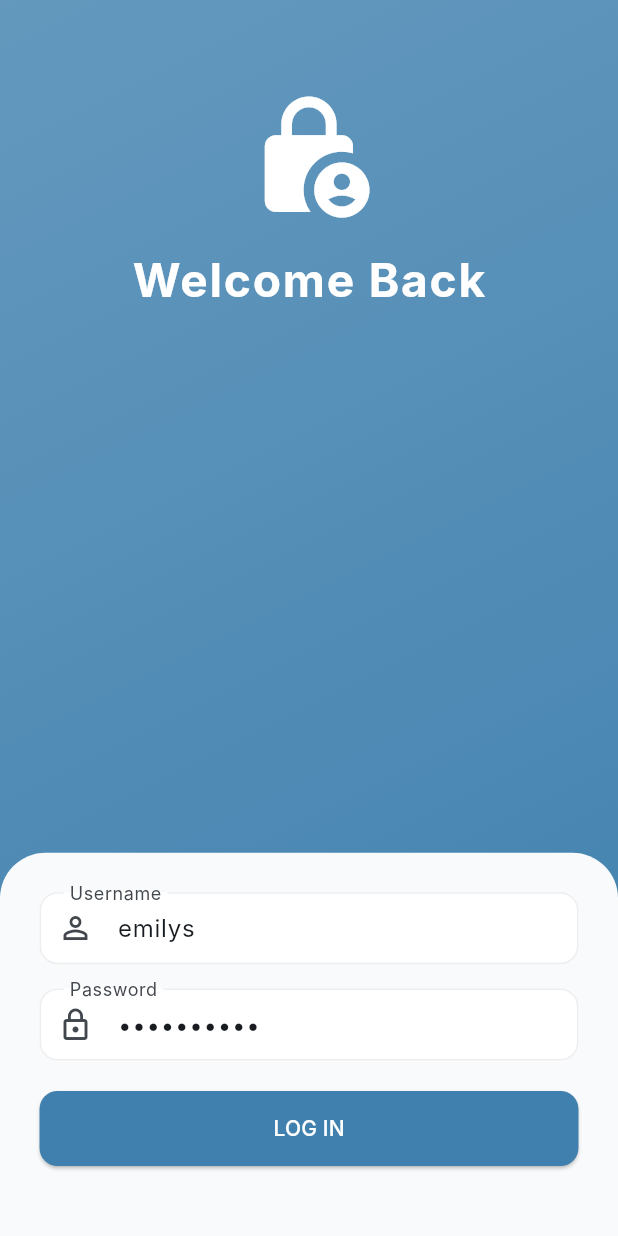
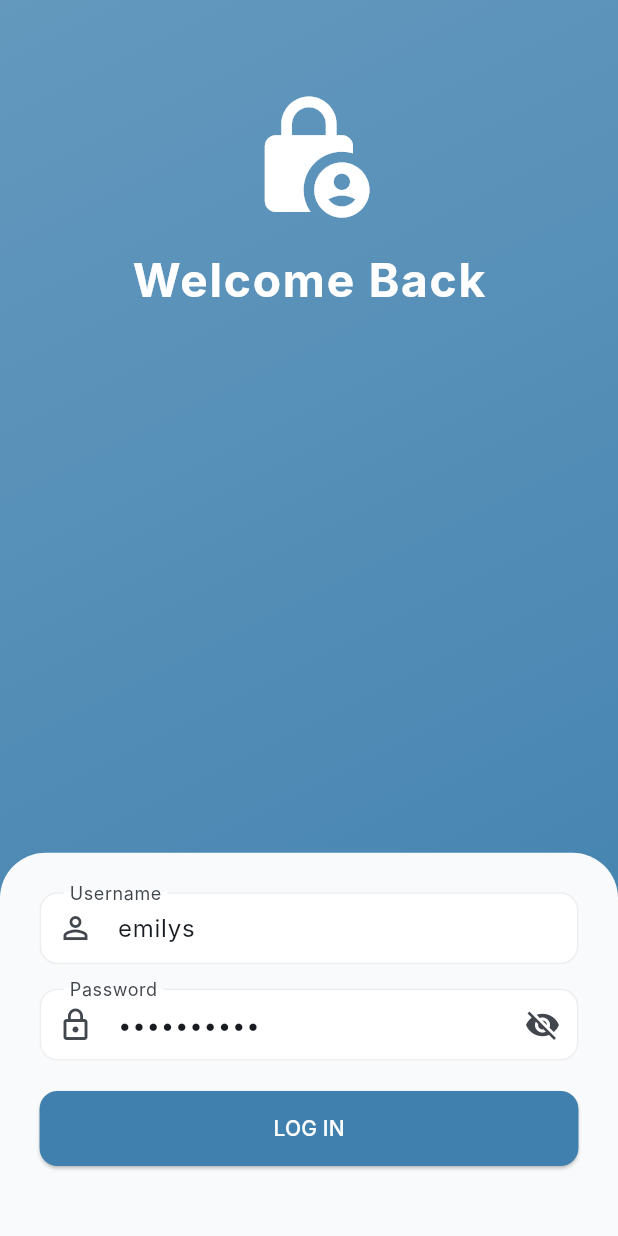
Before and after one commit to humayunkabir11/TaghyeerTechnologiesTask, a Flutter app: the screen it shows after launch, on a phone screen of 412 x 824 dp. Run offline on Flutter 3.47's test engine with Material 3 defaults, Android fonts, the phone set to English and light mode, and no system bars; our stand-ins replace cached_network_image, connectivity_plus, dio, flutter_screenutil, flutter_svg, fluttertoast and 7 more; accounts and stored records are empty; Roboto replaces fonts that are missing (Inter).

Commit message:
internet connection

```diff
--- /dev/null
+++ b/lib/core/network/global_connection_wrapper.dart
@@ -0,0 +1,86 @@
+import 'package:connectivity_plus/connectivity_plus.dart';
+import 'package:flutter/material.dart';
+
+class GlobalConnectionWrapper extends StatefulWidget {
+  final Widget child;
+
+  const GlobalConnectionWrapper({super.key, required this.child});
+
+  @override
+  State<GlobalConnectionWrapper> createState() =>
+      _GlobalConnectionWrapperState();
+}
+
+class _GlobalConnectionWrapperState extends State<GlobalConnectionWrapper> {
+  bool _hasInternet = true;
+  final Connectivity _connectivity = Connectivity();
+
+  @override
+  void initState() {
+    super.initState();
+    _checkInitialConnection();
+    _connectivity.onConnectivityChanged.listen((result) {
+      if (mounted) {
+        setState(() {
+          _hasInternet = !result.contains(ConnectivityResult.none);
+        });
+      }
+    });
+  }
+
+  Future<void> _checkInitialConnection() async {
+    final result = await _connectivity.checkConnectivity();
+    if (mounted) {
+      setState(() {
+        _hasInternet = !result.contains(ConnectivityResult.none);
+      });
+    }
+  }
+
+  void _retryConnection() {
+    _checkInitialConnection();
+  }
+
+  @override
+  Widget build(BuildContext context) {
+    return _hasInternet
+        ? widget.child
+        : Directionality(
+            textDirection: TextDirection.ltr,
+            child: Stack(
+              children: [
+                widget.child,
+                Container(
+                  color: Colors.black.withOpacity(0.8),
+                  child: Center(
+                    child: Column(
+                      mainAxisSize: MainAxisSize.min,
+                      children: [
+                        const Icon(
+                          Icons.wifi_off,
+                          color: Colors.white,
+                          size: 50,
+                        ),
+                        const SizedBox(height: 16),
+                        const Text(
+                          'No Internet Connection',
+                          style: TextStyle(
+                            color: Colors.white,
+                            fontSize: 18,
+                            fontWeight: FontWeight.bold,
+                          ),
+                        ),
+                        const SizedBox(height: 16),
+                        ElevatedButton(
+                          onPressed: _retryConnection,
+                          child: const Text('RETRY'),
+                        ),
+                      ],
+                    ),
+                  ),
+                ),
+              ],
+            ),
+          );
+  }
+}
--- a/lib/core/network/interceptors/retry_interceptor.dart
+++ b/lib/core/network/interceptors/retry_interceptor.dart
@@ -38,6 +38,7 @@ class AppRetryInterceptor extends Interceptor {
 
     await Future.delayed(delay * retryCount);
 
+    try {
       final newReq = await dio.request(
         err.requestOptions.path,
         data: err.requestOptions.data,
@@ -50,5 +51,8 @@ class AppRetryInterceptor extends Interceptor {
       );
 
       return handler.resolve(newReq);
+    } on DioException catch (e) {
+      return handler.next(e);
     }
   }
+}
--- a/lib/features/login/presentation/controllers/login_controller.dart
+++ b/lib/features/login/presentation/controllers/login_controller.dart
@@ -52,7 +52,11 @@ class LoginController extends GetxController {
     } on DioException catch (e) {
       if (e.error is Failure) {
         final failure = e.error as Failure;
-        error.value = failure.isNoInternet ? 'No Internet Connection' : failure.message;
+        if (failure.isNoInternet) {
+           isLoading.value = false;
+           return;
+        }
+        error.value = failure.message;
       } else {
          error.value = 'Login failed: ${e.message}';
       }
@@ -64,7 +68,11 @@ class LoginController extends GetxController {
       isLoading.value = false;
     }
   }
+  RxBool isPasswordHidden = true.obs;
 
+  void togglePassword() {
+    isPasswordHidden.value = !isPasswordHidden.value;
+  }
   @override
   void onClose() {
     usernameController.dispose();
--- a/lib/features/login/presentation/pages/login_page.dart
+++ b/lib/features/login/presentation/pages/login_page.dart
@@ -66,12 +66,25 @@ class LoginPage extends StatelessWidget{
                         ),
                       ),
                       SizedBox(height: 16.h),
-                      TextField(
-                        controller: controller.passwordController,
-                        obscureText: true,
-                        decoration: const InputDecoration(
-                          labelText: 'Password',
-                          prefixIcon: Icon(Icons.lock_outline),
+                      Obx(
+                            () => TextField(
+                          controller: controller.passwordController,
+                          obscureText: controller.isPasswordHidden.value,
+                          decoration: InputDecoration(
+                            labelText: 'Password',
+                            prefixIcon: const Icon(Icons.lock_outline),
+
+                            suffixIcon: IconButton(
+                              icon: Icon(
+                                controller.isPasswordHidden.value
+                                    ? Icons.visibility_off
+                                    : Icons.visibility,
+                              ),
+                              onPressed: () {
+                                controller.togglePassword();
+                              },
+                            ),
+                          ),
                         ),
                       ),
                       Obx(() =>
@@ -80,7 +93,7 @@ class LoginPage extends StatelessWidget{
                           style: const TextStyle(color: Colors.red))
                           : const SizedBox.shrink()),
                       SizedBox(height: 20.h),
-                      Obx(() =>
+                        Obx(() =>
                           ElevatedButton(
                             onPressed: controller.isLoading.value ? null : () =>
                                 controller.login(),
--- a/lib/features/settings/presentation/pages/settings_page.dart
+++ b/lib/features/settings/presentation/pages/settings_page.dart
@@ -29,7 +29,7 @@ class SettingsPage extends StatelessWidget {
             SizedBox(height: 20.h),
             Obx(() =>
                 SwitchListTile(
-                  title: const Text('Dark Mode'),
+                  title: controller.isDarkMode.value?const Text('Dark Mode') : const Text('Light Mode'),
                   value: controller.isDarkMode.value,
                   onChanged: (_) => controller.toggleTheme(),
                 )),
--- a/lib/main.dart
+++ b/lib/main.dart
@@ -9,6 +9,8 @@ import 'core/config/theme/app_theme.dart';
 import 'core/di/init_dependencies.dart';
 import 'core/services/hive_service.dart';
 import 'core/utils/dev_logs.dart';
+
+import 'core/network/global_connection_wrapper.dart';
 
 void main() async {
   await runZonedGuarded<Future<void>>(
@@ -55,7 +57,8 @@ class MyApp extends StatelessWidget {
       designSize: const Size(375, 812),
       minTextAdapt: false,
       builder: (context, child) {
-        return GetMaterialApp(
+          return GlobalConnectionWrapper(
+            child: GetMaterialApp(
               debugShowCheckedModeBanner: false,
               title: AppStrings.appName,
               theme: AppTheme.lightTheme,
@@ -63,6 +66,7 @@ class MyApp extends StatelessWidget {
               themeMode: isDarkMode ? ThemeMode.dark : ThemeMode.light,
               initialRoute: '/',
               getPages: AppRoute.pages,
+            ),
           );
       },
     );
```
Lines whose indentation alone changed are shown as unchanged.
